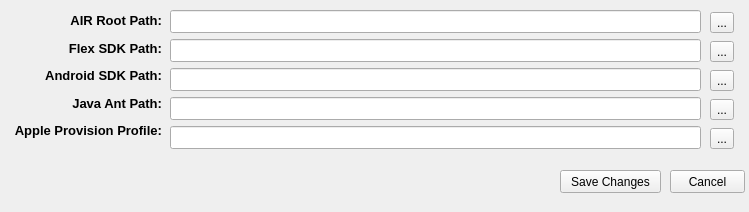
First picture: the form in resources/widget/LocalSettingsWidget/LocalSettingsWidget.ui, repository sernst/CompilerDeck, before the edit.
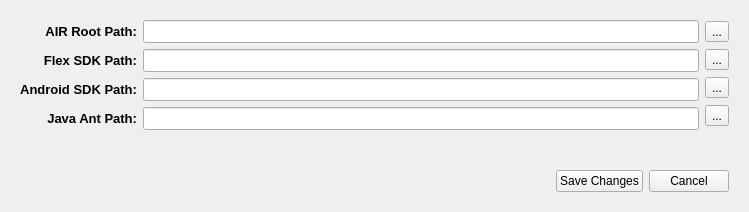
Second picture: the form after the edit.

Patch:
```diff
--- a/resources/widget/LocalSettingsWidget/LocalSettingsWidget.ui
+++ b/resources/widget/LocalSettingsWidget/LocalSettingsWidget.ui
@@ -19,98 +19,11 @@
   <property name="windowTitle">
    <string>Form</string>
   </property>
-  <widget class="QPushButton" name="saveBtn">
-   <property name="geometry">
-    <rect>
-     <x>560</x>
-     <y>170</y>
-     <width>101</width>
-     <height>23</height>
-    </rect>
-   </property>
-   <property name="text">
-    <string>Save Changes</string>
-   </property>
-  </widget>
-  <widget class="QPushButton" name="cancelBtn">
-   <property name="geometry">
-    <rect>
-     <x>670</x>
-     <y>170</y>
-     <width>75</width>
-     <height>23</height>
-    </rect>
-   </property>
-   <property name="text">
-    <string>Cancel</string>
-   </property>
-  </widget>
-  <widget class="QWidget" name="verticalLayoutWidget">
-   <property name="geometry">
-    <rect>
-     <x>170</x>
-     <y>10</y>
-     <width>531</width>
-     <height>141</height>
-    </rect>
-   </property>
-   <layout class="QVBoxLayout" name="verticalLayout">
+  <layout class="QVBoxLayout" name="verticalLayout_4">
     <item>
-     <widget class="QLineEdit" name="airLineEdit">
-      <property name="font">
-       <font>
-        <pointsize>10</pointsize>
-       </font>
-      </property>
-     </widget>
-    </item>
+    <widget class="QWidget" name="widget_2" native="true">
+     <layout class="QHBoxLayout" name="horizontalLayout">
     <item>
-     <widget class="QLineEdit" name="flexLineEdit">
-      <property name="font">
-       <font>
-        <pointsize>10</pointsize>
-       </font>
-      </property>
-     </widget>
-    </item>
-    <item>
-     <widget class="QLineEdit" name="androidLineEdit">
-      <property name="font">
-       <font>
-        <pointsize>10</pointsize>
-       </font>
-      </property>
-     </widget>
-    </item>
-    <item>
-     <widget class="QLineEdit" name="antLineEdit">
-      <property name="font">
-       <font>
-        <pointsize>10</pointsize>
-       </font>
-      </property>
-     </widget>
-    </item>
-    <item>
-     <widget class="QLineEdit" name="appleProvisionLineEdit">
-      <property name="font">
-       <font>
-        <pointsize>10</pointsize>
-       </font>
-      </property>
-     </widget>
-    </item>
-   </layout>
-  </widget>
-  <widget class="QWidget" name="verticalLayoutWidget_2">
-   <property name="geometry">
-    <rect>
-     <x>10</x>
-     <y>10</y>
-     <width>152</width>
-     <height>131</height>
-    </rect>
-   </property>
    <layout class="QVBoxLayout" name="verticalLayout_2">
     <item>
      <widget class="QLabel" name="label_2">
@@ -180,34 +93,49 @@
       </property>
      </widget>
     </item>
+       </layout>
+      </item>
     <item>
-     <widget class="QLabel" name="label_6">
+       <layout class="QVBoxLayout" name="verticalLayout">
+        <item>
+         <widget class="QLineEdit" name="airLineEdit">
       <property name="font">
        <font>
         <pointsize>10</pointsize>
-        <weight>75</weight>
-        <bold>true</bold>
-       </font>
-      </property>
-      <property name="text">
-       <string>Apple Provision Profile:</string>
-      </property>
-      <property name="alignment">
-       <set>Qt::AlignRight|Qt::AlignTrailing|Qt::AlignVCenter</set>
-      </property>
-     </widget>
-    </item>
-   </layout>
-  </widget>
-  <widget class="QWidget" name="verticalLayoutWidget_3">
-   <property name="geometry">
-    <rect>
-     <x>710</x>
-     <y>10</y>
-     <width>31</width>
-     <height>141</height>
-    </rect>
-   </property>
+           </font>
+          </property>
+         </widget>
+        </item>
+        <item>
+         <widget class="QLineEdit" name="flexLineEdit">
+          <property name="font">
+           <font>
+            <pointsize>10</pointsize>
+           </font>
+          </property>
+         </widget>
+        </item>
+        <item>
+         <widget class="QLineEdit" name="androidLineEdit">
+          <property name="font">
+           <font>
+            <pointsize>10</pointsize>
+           </font>
+          </property>
+         </widget>
+        </item>
+        <item>
+         <widget class="QLineEdit" name="antLineEdit">
+          <property name="font">
+           <font>
+            <pointsize>10</pointsize>
+           </font>
+          </property>
+         </widget>
+        </item>
+       </layout>
+      </item>
+      <item>
    <layout class="QVBoxLayout" name="verticalLayout_3">
     <item>
      <widget class="QToolButton" name="airToolBtn">
@@ -237,15 +165,58 @@
       </property>
      </widget>
     </item>
+       </layout>
+      </item>
+     </layout>
+    </widget>
+   </item>
     <item>
-     <widget class="QToolButton" name="appleToolBtn">
+    <spacer name="verticalSpacer">
+     <property name="orientation">
+      <enum>Qt::Vertical</enum>
+     </property>
+     <property name="sizeHint" stdset="0">
+      <size>
+       <width>20</width>
+       <height>12</height>
+      </size>
+     </property>
+    </spacer>
+   </item>
+   <item>
+    <widget class="QWidget" name="widget" native="true">
+     <layout class="QHBoxLayout" name="horizontalLayout_2">
+      <item>
+       <spacer name="horizontalSpacer">
+        <property name="orientation">
+         <enum>Qt::Horizontal</enum>
+        </property>
+        <property name="sizeHint" stdset="0">
+         <size>
+          <width>546</width>
+          <height>20</height>
+         </size>
+        </property>
+       </spacer>
+      </item>
+      <item>
+       <widget class="QPushButton" name="saveBtn">
       <property name="text">
-       <string>...</string>
+         <string>Save Changes</string>
       </property>
      </widget>
     </item>
-   </layout>
-  </widget>
+      <item>
+       <widget class="QPushButton" name="cancelBtn">
+        <property name="text">
+         <string>Cancel</string>
+        </property>
+       </widget>
+      </item>
+     </layout>
+    </widget>
+   </item>
+  </layout>
  </widget>
  <resources/>
  <connections/>
```
Lines whose indentation alone changed are shown as unchanged.
